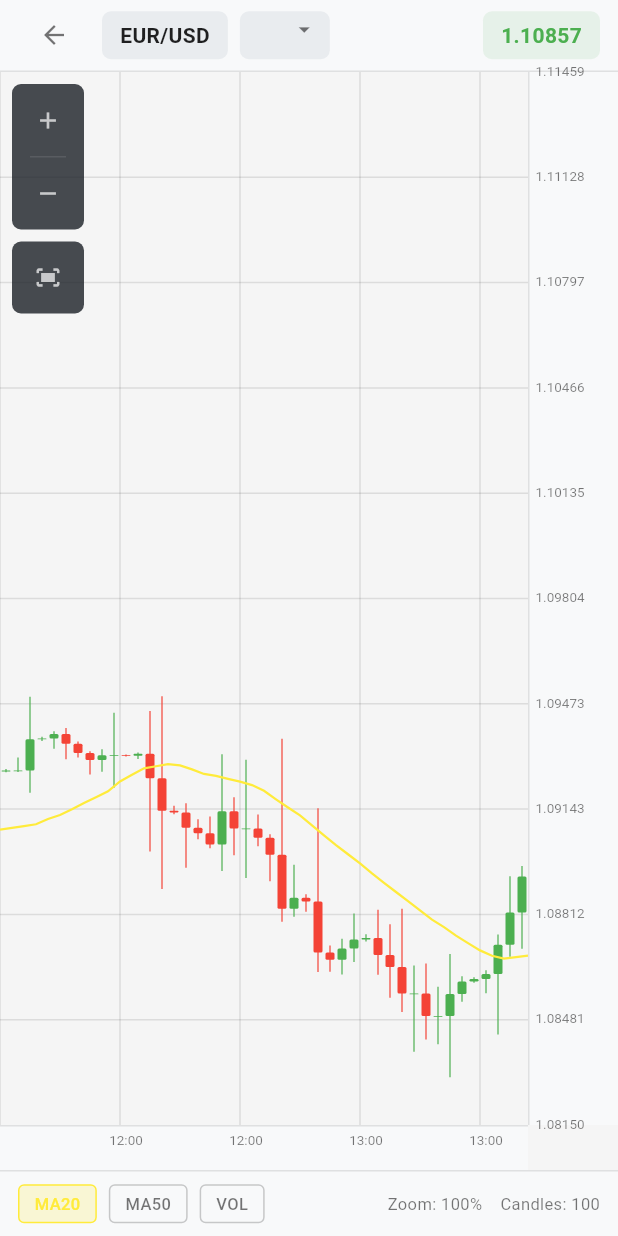
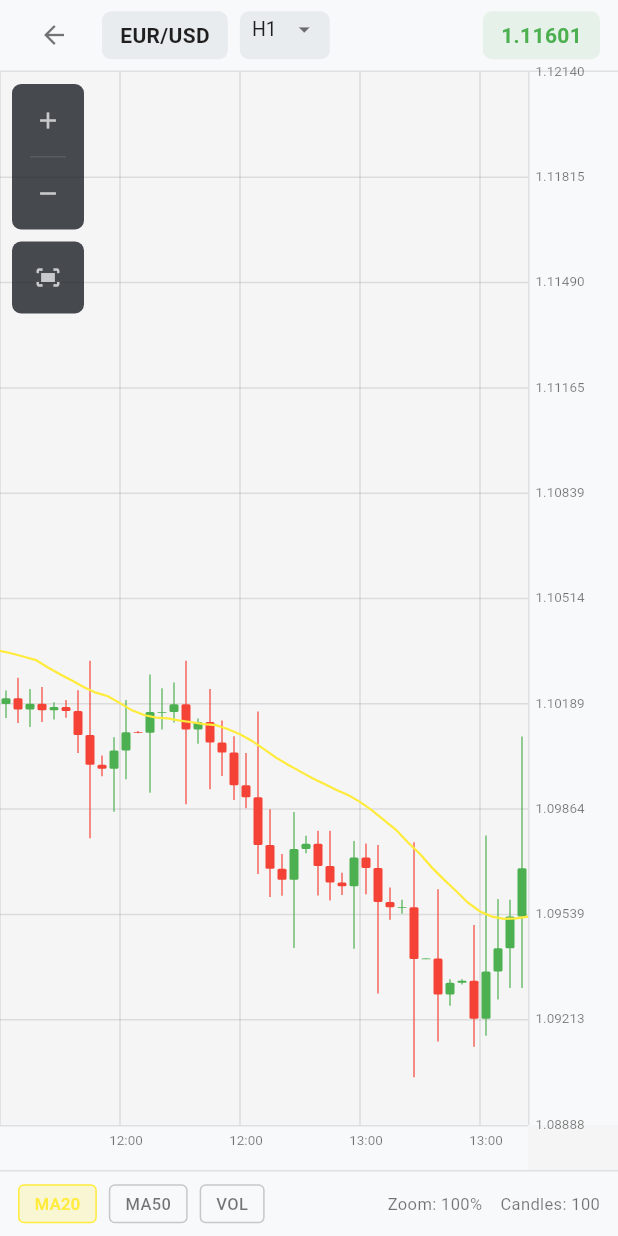
Before and after one commit to faifan143/syp_forex_app, a Flutter app: the ComprehensivePaperTradingPage screen opened directly, after a tap on the "fullscreen" icon, on a phone screen of 412 x 824 dp. Run offline on Flutter 3.47's test engine with Material 3 defaults, Android fonts, the phone set to English and light mode, and no system bars; our stand-ins replace get, iconly, pull_to_refresh, shared_preferences; accounts and stored records are empty; network calls fail.

Commit message:
Update analysis options and refactor comprehensive models for improved data handling
- Added configuration to ignore deprecated member use warnings in analysis options.
- Simplified constructors in CityRate and DamascusPrediction models for better readability.
- Updated data parsing in models to ensure proper type conversion for ask, bid, and change values.
- Enhanced the ComprehensivePaperTradingPage with a new method to convert timeframes for charting.
- Improved UI components for displaying profit and loss metrics, ensuring better clarity and layout.

```diff
--- a/analysis_options.yaml
+++ b/analysis_options.yaml
@@ -7,6 +7,9 @@
 
 # The following line activates a set of recommended lints for Flutter apps,
 # packages, and plugins designed to encourage good coding practices.
+analyzer:
+  errors:
+    deprecated_member_use: ignore
 include: package:flutter_lints/flutter.yaml
 
 linter:
--- a/lib/pages/comprehensive_paper_trading_page.dart
+++ b/lib/pages/comprehensive_paper_trading_page.dart
@@ -40,7 +40,6 @@
   // Chart data caching
   final Map<String, Map<String, List<Map<String, double>>>> _cachedChartData =
       {};
-  DateTime? _lastDataGeneration;
 
   // Timer for periodic dashboard data sync
   Timer? _dashboardSyncTimer;
@@ -79,6 +78,28 @@
         ),
       ],
     );
+  }
+
+  // Convert timeframe format for chart page
+  String _convertTimeframeForChart(String timeframe) {
+    switch (timeframe) {
+      case '1m':
+        return 'M1';
+      case '5m':
+        return 'M5';
+      case '15m':
+        return 'M15';
+      case '30m':
+        return 'M30';
+      case '1h':
+        return 'H1';
+      case '4h':
+        return 'H4';
+      case '1d':
+        return 'D1';
+      default:
+        return 'H1'; // Default fallback
+    }
   }
 
   // Get pip size for different currency pairs
@@ -304,7 +325,6 @@
 
       // Clear chart cache to force refresh with new timeframe
       _cachedChartData.clear();
-      _lastDataGeneration = null;
 
       // Chart will automatically refresh due to setState
 
@@ -340,7 +360,6 @@
           _updatePaperTradingWithForexData(forexProvider, paperProvider);
           // Clear chart cache to force refresh with new data
           _cachedChartData.clear();
-          _lastDataGeneration = null;
           setState(() {}); // Refresh the UI
         }
       });
@@ -1305,50 +1324,64 @@
                               ),
                             ],
                           ),
-                          trailing: Column(
+                          trailing: Container(
+                            constraints: const BoxConstraints(maxWidth: 120),
+                            child: Column(
                               mainAxisAlignment: MainAxisAlignment.center,
                               crossAxisAlignment: CrossAxisAlignment.end,
+                              mainAxisSize: MainAxisSize.min,
+                              children: [
+                                // P&L with percentage in one line
+                                Row(
+                                  mainAxisSize: MainAxisSize.min,
                                   children: [
                                     Container(
                                       padding: const EdgeInsets.symmetric(
-                                  horizontal: 8,
-                                  vertical: 4,
+                                        horizontal: 6,
+                                        vertical: 2,
                                       ),
                                       decoration: BoxDecoration(
                                         color: isProfit
                                             ? Colors.green.withOpacity(0.1)
                                             : Colors.red.withOpacity(0.1),
-                                  borderRadius: BorderRadius.circular(6),
+                                        borderRadius: BorderRadius.circular(4),
                                       ),
                                       child: Text(
-                                  (isProfit ? '+' : '') +
-                                      '\$${t.realizedPnL.toStringAsFixed(2)}',
+                                        '${isProfit ? '+' : ''}\$${t.realizedPnL.toStringAsFixed(2)}',
                                         style: TextStyle(
-                                    color: isProfit ? Colors.green : Colors.red,
+                                          color: isProfit
+                                              ? Colors.green
+                                              : Colors.red,
                                           fontWeight: FontWeight.bold,
-                                    fontSize: 13,
-                                  ),
-                                ),
-                              ),
-                              const SizedBox(height: 4),
+                                          fontSize: 11,
+                                        ),
+                                      ),
+                                    ),
+                                    const SizedBox(width: 4),
+                                    Text(
+                                      '${((t.closePrice - t.openPrice) / t.openPrice * 100).toStringAsFixed(1)}%',
+                                      style: TextStyle(
+                                        fontSize: 9,
+                                        color: isProfit
+                                            ? Colors.green
+                                            : Colors.red,
+                                        fontWeight: FontWeight.w500,
+                                      ),
+                                    ),
+                                  ],
+                                ),
+                                const SizedBox(height: 2),
+                                // Fee in smaller text
                                 if (t.commission > 0)
                                   Text(
                                     'Fee: \$${t.commission.toStringAsFixed(2)}',
                                     style: const TextStyle(
-                                    fontSize: 10,
+                                      fontSize: 8,
                                       color: Colors.grey,
                                     ),
                                   ),
-                              const SizedBox(height: 2),
-                              Text(
-                                '${((t.closePrice - t.openPrice) / t.openPrice * 100).toStringAsFixed(2)}%',
-                                style: TextStyle(
-                                  fontSize: 10,
-                                  color: isProfit ? Colors.green : Colors.red,
-                                  fontWeight: FontWeight.w500,
-                                ),
-                              ),
-                            ],
+                              ],
+                            ),
                           ),
                         );
                       },
@@ -1424,82 +1457,66 @@
     );
   }
 
-  // Get chart data based on dashboard data with proper caching and timeframe handling
+  // Get chart data from live simulation service
   List<Map<String, double>> _getChartData() {
-    final now = DateTime.now();
-
-    // Check if we have cached data for this symbol and timeframe
-    if (_cachedChartData.containsKey(_selectedSymbol) &&
-        _cachedChartData[_selectedSymbol]!.containsKey(_selectedTimeframe)) {
-      final cachedData =
-          _cachedChartData[_selectedSymbol]![_selectedTimeframe]!;
-      final lastGeneration = _lastDataGeneration;
-
-      // Check if we need to update based on timeframe
-      if (lastGeneration != null) {
-        final timeSinceLastUpdate = now.difference(lastGeneration);
-        final shouldUpdate = _shouldUpdateForTimeframe(timeSinceLastUpdate);
-
-        if (!shouldUpdate) {
-          return cachedData;
-        }
-      }
-    }
-
-    // Get base price from dashboard data if available
-    final forexProvider = Get.find<ForexProvider>();
+    final paperProvider = Get.find<PaperTradingProvider>();
+
+    // Use live simulation chart data if available
+    if (paperProvider.isSimulationRunning) {
+      final chartData = paperProvider.chartData;
+      if (chartData.containsKey(_selectedSymbol)) {
+        final candles = chartData[_selectedSymbol]!;
+        print(
+          '📊 [CHART_DATA] Using live simulation data: ${_selectedSymbol} with ${candles.length} candles',
+        );
+        return candles;
+      }
+    }
+
+    // Fallback: generate initial data if simulation not running
+    print(
+      '📊 [CHART_DATA] Simulation not running, generating initial data for ${_selectedSymbol}',
+    );
+    return _generateInitialChartData();
+  }
+
+  // Generate initial chart data as fallback
+  List<Map<String, double>> _generateInitialChartData() {
+    final paperProvider = Get.find<PaperTradingProvider>();
     double basePrice = 1.1000; // Default fallback
 
-    if (forexProvider.dashboardData != null) {
-      // Find the current price from dashboard data
+    // Try to get current price from simulation
+    if (paperProvider.currentPrices.containsKey(_selectedSymbol)) {
+      basePrice = paperProvider.currentPrices[_selectedSymbol]!;
+    }
+    // Fallback to dashboard data
+    else if (Get.find<ForexProvider>().dashboardData != null) {
       try {
-        final currency = forexProvider.dashboardData!.currencies.firstWhere(
-          (c) => c.pair == _selectedSymbol,
-        );
+        String dashboardSymbol1 = _selectedSymbol.replaceAll('/', '');
+        String dashboardSymbol2 = _selectedSymbol;
+
+        Currency? currency;
+        try {
+          currency = Get.find<ForexProvider>().dashboardData!.currencies
+              .firstWhere((c) => c.pair == dashboardSymbol1);
+        } catch (e) {
+          currency = Get.find<ForexProvider>().dashboardData!.currencies
+              .firstWhere((c) => c.pair == dashboardSymbol2);
+        }
+
         basePrice = currency.currentValue;
       } catch (e) {
-        // Symbol not found in dashboard data, use default
         basePrice = 1.1000;
       }
-    } else if (forexProvider.forexRates.containsKey(_selectedSymbol)) {
-      // Fallback to forex rates
-      basePrice = forexProvider.forexRates[_selectedSymbol]!.rate;
-    }
-
-    // Generate new data based on dashboard price
-    final newData = RealisticDataGenerator.generateTimeframeData(
+    }
+
+    // Generate initial data using the same logic as simulation service
+    return RealisticDataGenerator.generateTimeframeData(
       timeframe: _selectedTimeframe,
       symbol: _selectedSymbol,
       days: 7,
-      basePrice: basePrice, // Use dashboard price as base
-    );
-
-    // Cache the data
-    _cachedChartData[_selectedSymbol] ??= {};
-    _cachedChartData[_selectedSymbol]![_selectedTimeframe] = newData;
-    _lastDataGeneration = now;
-
-    return newData;
-  }
-
-  // Determine if data should be updated based on timeframe
-  bool _shouldUpdateForTimeframe(Duration timeSinceLastUpdate) {
-    switch (_selectedTimeframe) {
-      case 'M1':
-        return timeSinceLastUpdate.inMinutes >= 1;
-      case 'M5':
-        return timeSinceLastUpdate.inMinutes >= 5;
-      case 'M15':
-        return timeSinceLastUpdate.inMinutes >= 15;
-      case 'H1':
-        return timeSinceLastUpdate.inHours >= 1;
-      case 'H4':
-        return timeSinceLastUpdate.inHours >= 4;
-      case 'D1':
-        return timeSinceLastUpdate.inDays >= 1;
-      default:
-        return timeSinceLastUpdate.inMinutes >= 15; // Default to M15
-    }
+      basePrice: basePrice,
+    );
   }
 
   // Generate recent candles for AI recommender technical analysis
@@ -1549,12 +1566,52 @@
   void _showFullscreenChart() {
     final candles = _getChartData();
 
+    // Get current price for the chart
+    final paperProvider = Get.find<PaperTradingProvider>();
+    double currentPrice = 1.1000; // Default fallback
+
+    // PRIORITIZE SIMULATION DATA for real-time chart
+    if (paperProvider.isSimulationRunning &&
+        paperProvider.currentPrices.containsKey(_selectedSymbol)) {
+      currentPrice = paperProvider.currentPrices[_selectedSymbol]!;
+      print(
+        '📊 [FULLSCREEN_CHART] Using simulation data: ${_selectedSymbol} = $currentPrice',
+      );
+    }
+    // Fallback to dashboard data
+    else if (Get.find<ForexProvider>().dashboardData != null) {
+      try {
+        String dashboardSymbol1 = _selectedSymbol.replaceAll('/', '');
+        String dashboardSymbol2 = _selectedSymbol;
+
+        Currency? currency;
+        try {
+          currency = Get.find<ForexProvider>().dashboardData!.currencies
+              .firstWhere((c) => c.pair == dashboardSymbol1);
+        } catch (e) {
+          currency = Get.find<ForexProvider>().dashboardData!.currencies
+              .firstWhere((c) => c.pair == dashboardSymbol2);
+        }
+
+        currentPrice = currency.currentValue;
+        print(
+          '📊 [FULLSCREEN_CHART] Using dashboard data: ${_selectedSymbol} = $currentPrice',
+        );
+      } catch (e) {
+        print('📊 [FULLSCREEN_CHART] Using default price: $currentPrice');
+      }
+    }
+
+    print(
+      '📊 [FULLSCREEN_CHART] Opening chart for ${_selectedSymbol} ${_selectedTimeframe} with ${candles.length} candles',
+    );
+
     Navigator.push(
       context,
       MaterialPageRoute(
         builder: (context) => FullscreenChartPage(
           symbol: _selectedSymbol,
-          timeframe: _selectedTimeframe,
+          timeframe: _convertTimeframeForChart(_selectedTimeframe),
           initialCandles: candles,
         ),
       ),
--- a/lib/providers/paper_trading_provider.dart
+++ b/lib/providers/paper_trading_provider.dart
@@ -1,5 +1,7 @@
 import 'package:get/get.dart';
 import 'dart:async';
+import 'dart:convert';
+import 'package:shared_preferences/shared_preferences.dart';
 import '../models/paper_trading_models.dart';
 import '../models/forex_models.dart';
 import '../services/market_simulation_service.dart';
@@ -29,6 +31,8 @@
   bool get isSimulationRunning => _isSimulationRunning;
   Map<String, double> get currentPrices => _currentPrices;
   Map<String, List<Map<String, double>>> get chartData => _chartData;
+  Stream<Map<String, List<Map<String, double>>>>? get chartDataStream =>
+      _marketService.chartStream;
 
   // Computed properties
   double get currentBalance => _wallet.balance;
@@ -45,7 +49,90 @@
   // Initialize the provider
   void initialize() {
     _wallet = VirtualWallet.initial();
+    _loadWalletData(); // Load saved data on initialization
     update();
+  }
+
+  // Load wallet data from SharedPreferences
+  Future<void> _loadWalletData() async {
+    try {
+      final prefs = await SharedPreferences.getInstance();
+
+      // Load wallet data
+      final balance = prefs.getDouble('wallet_balance') ?? 100000.0;
+      final margin = prefs.getDouble('wallet_margin') ?? 0.0;
+      final freeMargin = prefs.getDouble('wallet_free_margin') ?? 100000.0;
+      final lastUpdate = DateTime.fromMillisecondsSinceEpoch(
+        prefs.getInt('wallet_last_update') ??
+            DateTime.now().millisecondsSinceEpoch,
+      );
+
+      // Load open positions
+      final positionsJson = prefs.getString('wallet_open_positions') ?? '[]';
+      final List<dynamic> positionsData = json.decode(positionsJson);
+      final List<Position> positions = positionsData
+          .map((data) => Position.fromJson(data))
+          .toList();
+
+      // Load trade history
+      final tradesJson = prefs.getString('wallet_trade_history') ?? '[]';
+      final List<dynamic> tradesData = json.decode(tradesJson);
+      final List<ClosedTrade> trades = tradesData
+          .map((data) => ClosedTrade.fromJson(data))
+          .toList();
+
+      // Create wallet with loaded data
+      _wallet = VirtualWallet(
+        balance: balance,
+        equity: balance, // Will be recalculated by currentEquity getter
+        margin: margin,
+        freeMargin: freeMargin,
+        marginLevel: margin > 0 ? (balance / margin) * 100 : 0.0,
+        openPositions: positions,
+        tradeHistory: trades,
+        lastUpdate: lastUpdate,
+      );
+
+      print('✅ [PAPER_TRADING] Loaded wallet data from SharedPreferences');
+      print('💰 Balance: \$${balance.toStringAsFixed(2)}');
+      print('📊 Open Positions: ${positions.length}');
+      print('📈 Trade History: ${trades.length} trades');
+    } catch (e) {
+      print('❌ [PAPER_TRADING] Error loading wallet data: $e');
+      // Keep default wallet if loading fails
+    }
+  }
+
+  // Save wallet data to SharedPreferences
+  Future<void> _saveWalletData() async {
+    try {
+      final prefs = await SharedPreferences.getInstance();
+
+      // Save basic wallet data
+      await prefs.setDouble('wallet_balance', _wallet.balance);
+      await prefs.setDouble('wallet_margin', _wallet.margin);
+      await prefs.setDouble('wallet_free_margin', _wallet.freeMargin);
+      await prefs.setInt(
+        'wallet_last_update',
+        _wallet.lastUpdate.millisecondsSinceEpoch,
+      );
+
+      // Save open positions
+      final positionsJson = json.encode(
+        _wallet.openPositions.map((position) => position.toJson()).toList(),
+      );
+      await prefs.setString('wallet_open_positions', positionsJson);
+
+      // Save trade history
+      final tradesJson = json.encode(
+        _wallet.tradeHistory.map((trade) => trade.toJson()).toList(),
+      );
+      await prefs.setString('wallet_trade_history', tradesJson);
+
+      print('💾 [PAPER_TRADING] Saved wallet data to SharedPreferences');
+    } catch (e) {
+      print('❌ [PAPER_TRADING] Error saving wallet data: $e');
+    }
   }
 
   // Start market simulation (now primarily for chart data, prices come from dashboard)
@@ -227,6 +314,7 @@
     print(
       '🔄 [TRADE_HISTORY] Position closed automatically: ${position.symbol} - P&L: \$${finalPnL.toStringAsFixed(2)}',
     );
+    _saveWalletData(); // Save to SharedPreferences
     update(); // Notify UI of changes
   }
 
@@ -236,6 +324,7 @@
     _wallet = VirtualWallet.initial();
     _currentPrices.clear();
     _chartData.clear();
+    _saveWalletData(); // Save reset state to SharedPreferences
     _clearError();
     update();
   }
@@ -453,6 +542,7 @@
         lastUpdate: DateTime.now(),
       );
 
+      _saveWalletData(); // Save to SharedPreferences
       _clearError();
     } catch (e) {
       _setError('Failed to open position: $e');
@@ -541,6 +631,7 @@
       print(
         '🔄 [TRADE_HISTORY] Position closed manually: ${position.symbol} - P&L: \$${finalPnL.toStringAsFixed(2)}',
       );
+      _saveWalletData(); // Save to SharedPreferences
       _clearError();
       update(); // Notify UI of changes
     } catch (e) {
@@ -553,6 +644,7 @@
   // Reset wallet to initial state
   void resetWallet() {
     _wallet = VirtualWallet.initial();
+    _saveWalletData(); // Save reset state to SharedPreferences
     _clearError();
     update();
   }
@@ -569,6 +661,30 @@
   // Clear error
   void clearError() {
     _clearError();
+  }
+
+  // Clear all saved data from SharedPreferences
+  Future<void> clearSavedData() async {
+    try {
+      final prefs = await SharedPreferences.getInstance();
+      await prefs.remove('wallet_balance');
+      await prefs.remove('wallet_margin');
+      await prefs.remove('wallet_free_margin');
+      await prefs.remove('wallet_last_update');
+      await prefs.remove('wallet_open_positions');
+      await prefs.remove('wallet_trade_history');
+
+      print(
+        '🗑️ [PAPER_TRADING] Cleared all saved data from SharedPreferences',
+      );
+    } catch (e) {
+      print('❌ [PAPER_TRADING] Error clearing saved data: $e');
+    }
+  }
+
+  // Manually save current wallet data (useful for debugging)
+  Future<void> saveCurrentData() async {
+    await _saveWalletData();
   }
 
   // Modify position (for stop loss/take profit updates)
@@ -601,6 +717,7 @@
         lastUpdate: DateTime.now(),
       );
 
+      _saveWalletData(); // Save to SharedPreferences
       _clearError();
     } catch (e) {
       _setError('Failed to modify position: $e');
```
Also changed, not shown: lib/models/comprehensive_models.dart (+22 -32 lines), lib/pages/fullscreen_chart_page.dart (+201 -84 lines). Lines whose indentation alone changed are shown as unchanged.
